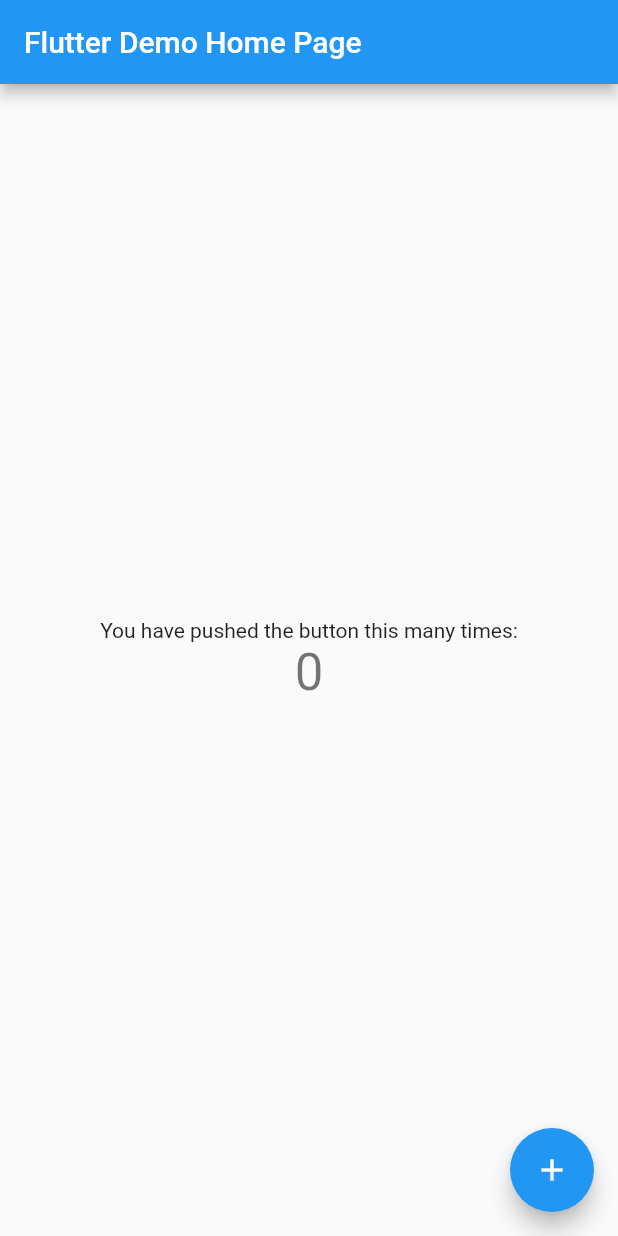
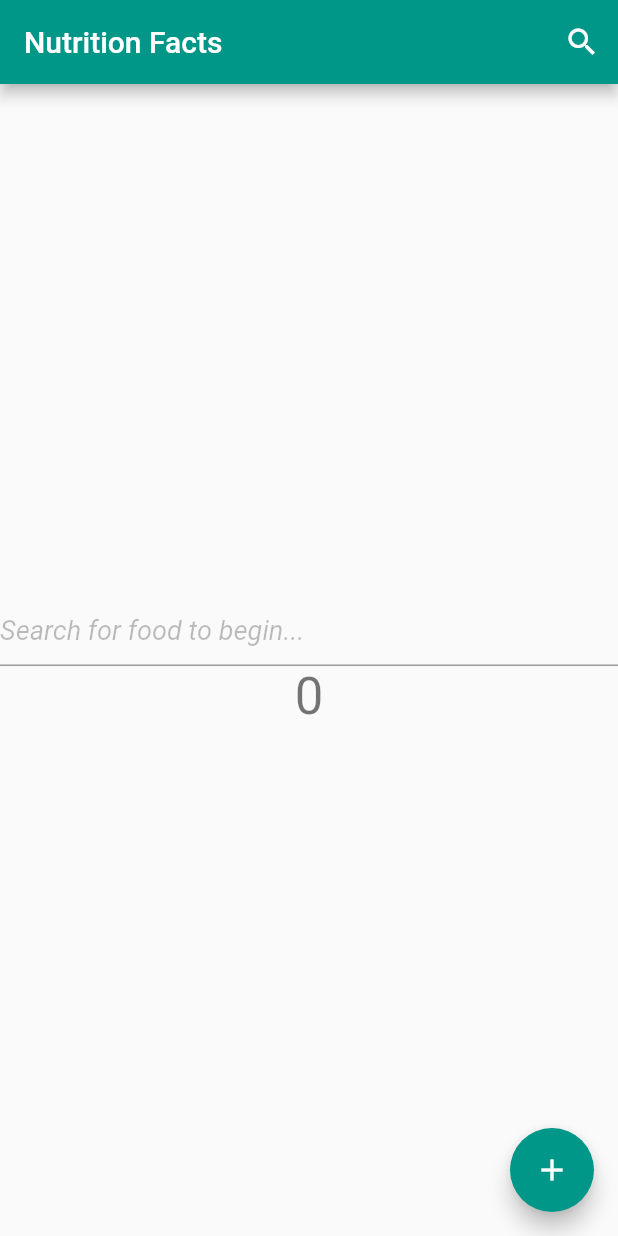
Before and after one commit to greenervigil/flutter_app, a Flutter app: the screen it shows after launch, on a phone screen of 412 x 824 dp. Run offline on Flutter 3.47's test engine with Material 2 defaults, Android fonts, the phone set to English and light mode, and no system bars.

Commit message:
updating home to to allow for searching

```diff
--- a/lib/main.dart
+++ b/lib/main.dart
@@ -11,7 +11,7 @@ class MyApp extends StatelessWidget {
   @override
   Widget build(BuildContext context) {
     return MaterialApp(
-      title: 'Flutter Demo',
+      title: 'Nutrition App',
       theme: ThemeData(
         // This is the theme of your application.
         //
@@ -22,9 +22,9 @@ class MyApp extends StatelessWidget {
         // or simply save your changes to "hot reload" in a Flutter IDE).
         // Notice that the counter didn't reset back to zero; the application
         // is not restarted.
-        primarySwatch: Colors.blue,
+        primarySwatch: Colors.teal,
       ),
-      home: const MyHomePage(title: 'Flutter Demo Home Page'),
+      home: const MyHomePage(title: 'Nutrition Facts'),
     );
   }
 }
@@ -50,6 +50,8 @@ class MyHomePage extends StatefulWidget {
 class _MyHomePageState extends State<MyHomePage> {
   int _counter = 0;
 
+  Icon searchIcon = const Icon(Icons.search);
+
   void _incrementCounter() {
     setState(() {
       // This call to setState tells the Flutter framework that something has
@@ -74,6 +76,7 @@ class _MyHomePageState extends State<MyHomePage> {
         // Here we take the value from the MyHomePage object that was created by
         // the App.build method, and use it to set our appbar title.
         title: Text(widget.title),
+        actions: [IconButton(onPressed: () {}, icon: searchIcon)],
       ),
       body: Center(
         // Center is a layout widget. It takes a single child and positions it
@@ -95,8 +98,18 @@ class _MyHomePageState extends State<MyHomePage> {
           // horizontal).
           mainAxisAlignment: MainAxisAlignment.center,
           children: <Widget>[
-            const Text(
-              'You have pushed the button this many times:',
+            const TextField(
+              decoration: InputDecoration(
+                hintText: 'Search for food to begin...',
+                hintStyle: TextStyle(
+                  color: Colors.black26,
+                  fontSize: 18,
+                  fontStyle: FontStyle.italic,
+                ),
+              ),
+              style: TextStyle(
+                color: Colors.black26,
+              ),
             ),
             Text(
               '$_counter',
```
